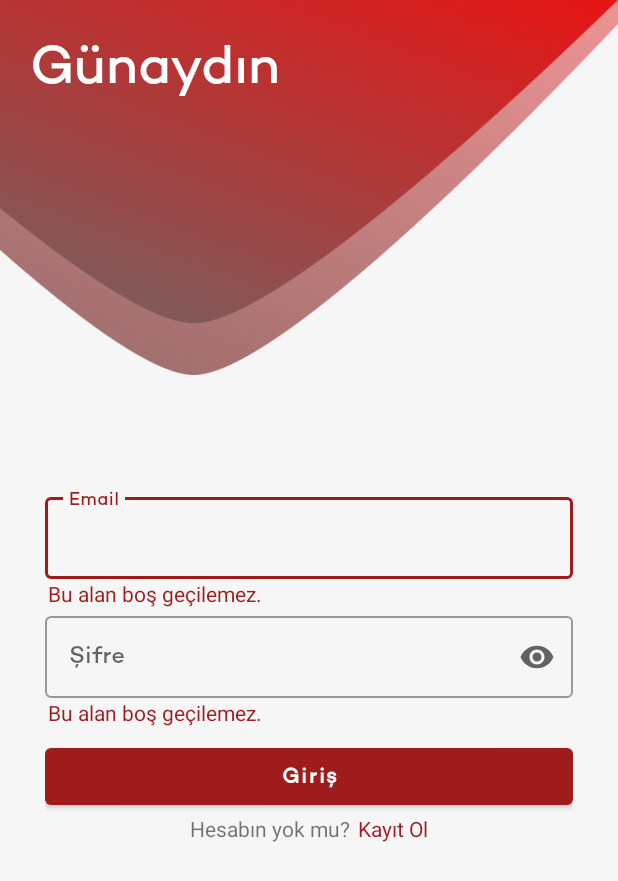
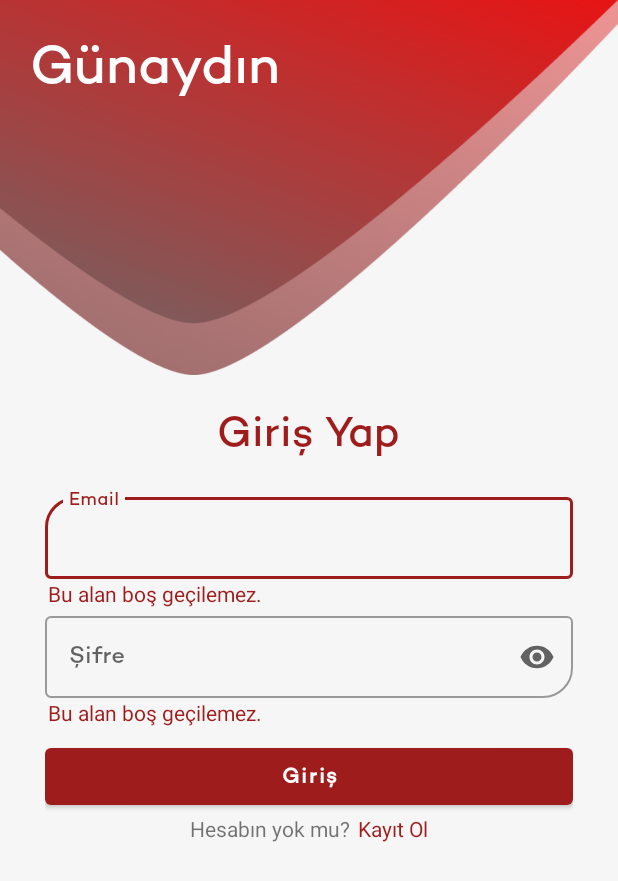
Before and after one commit to ErdiTurkay/blood-donor, an Android app: the screen it shows after launch (LoginActivity), after a tap on "Giriş", on a phone screen of 412 x 824 dp. Shown: the top 881 px of the screen. Run offline under Robolectric (Android 15) with nearby library versions, the phone set to English and light mode, and no system bars; our stand-ins replace Dagger/Hilt's generated code.

Commit message:
Login ekranında geliştirmeler yapıldı.

```diff
--- a/app/src/main/java/com/example/blooddonor/data/model/User.kt
+++ b/app/src/main/java/com/example/blooddonor/data/model/User.kt
@@ -4,7 +4,7 @@ import com.google.gson.annotations.SerializedName
 
 data class User (
         @SerializedName("location") val location : Location,
-        @SerializedName("_id") val _id : String,
+        @SerializedName("_id") val id : String,
         @SerializedName("email") val email : String,
         @SerializedName("name") val name : String,
         @SerializedName("surname") val surname : String,
--- a/app/src/main/java/com/example/blooddonor/feature/auth/LoginActivity.kt
+++ b/app/src/main/java/com/example/blooddonor/feature/auth/LoginActivity.kt
@@ -36,7 +36,7 @@ class LoginActivity : AppCompatActivity() {
 
         inputChangeListener()
 
-        binding.signInTitle.text = GreetingMessage.getTime(this)
+        binding.timeTitle.text = GreetingMessage.getTime(this)
 
         viewModel.loginResult.observe(this) {
             when (it) {
@@ -69,20 +69,20 @@ class LoginActivity : AppCompatActivity() {
         binding.run {
             txtInputEmail.doAfterTextChanged {
                 if (it?.length == 0) {
-                    emailError.visibility = View.VISIBLE
+                    errorEmail.visibility = View.VISIBLE
                     isLoginEnable = false
                 } else {
-                    emailError.visibility = View.INVISIBLE
+                    errorEmail.visibility = View.INVISIBLE
                     isLoginEnable = true
                 }
             }
 
-            txtPass.doAfterTextChanged {
+            txtInputPassword.doAfterTextChanged {
                 if (it?.length == 0) {
-                    passwordError.visibility = View.VISIBLE
+                    errorPassword.visibility = View.VISIBLE
                     isLoginEnable = false
                 } else {
-                    passwordError.visibility = View.INVISIBLE
+                    errorPassword.visibility = View.INVISIBLE
                     isLoginEnable = true
                 }
             }
@@ -102,14 +102,14 @@ class LoginActivity : AppCompatActivity() {
 
     private fun doLogin() {
         val email = binding.txtInputEmail.text.toString()
-        val password = binding.txtPass.text.toString()
+        val password = binding.txtInputPassword.text.toString()
 
         if (email.isEmpty()) {
-            binding.emailError.visibility = View.VISIBLE
+            binding.errorEmail.visibility = View.VISIBLE
         }
 
         if (password.isEmpty()) {
-            binding.passwordError.visibility = View.VISIBLE
+            binding.errorPassword.visibility = View.VISIBLE
         }
 
         if (isLoginEnable) {
--- a/app/src/main/java/com/example/blooddonor/feature/auth/LoginViewModel.kt
+++ b/app/src/main/java/com/example/blooddonor/feature/auth/LoginViewModel.kt
@@ -24,13 +24,13 @@ class LoginViewModel @Inject constructor(
             try {
                 val loginRequest = LoginRequest(email, password)
                 val response = userRepository.loginUser(loginRequest)
-                if (response?.code() == HttpURLConnection.HTTP_OK) {
+
+                if (response.code() == HttpURLConnection.HTTP_OK) {
                     loginResult.value = BaseResponse.Success(response.body())
                 } else {
-                    response?.body()?.message
-                    loginResult.value = BaseResponse.Error(response?.message())
+                    response.body()?.message
+                    loginResult.value = BaseResponse.Error(response.message())
                 }
-
             } catch (ex: Exception) {
                 loginResult.value = BaseResponse.Error(ex.message)
             }
--- a/app/src/main/java/com/example/blooddonor/feature/auth/LogoutActivity.kt
+++ b/app/src/main/java/com/example/blooddonor/feature/auth/LogoutActivity.kt
@@ -16,7 +16,7 @@ class LogoutActivity : AppCompatActivity() {
         val view = binding.root
         setContentView(view)
 
-        binding.name.text = "Hoşgeldin ${SessionManager.getString(this, "name")}"
+        binding.name.text = "Hoşgeldin ${SessionManager.getString(this, SessionManager.NAME)}"
         binding.token.text = SessionManager.getToken(this)
 
         binding.btnLogout.setOnClickListener {
--- a/app/src/main/java/com/example/blooddonor/utils/GreetingMessage.kt
+++ b/app/src/main/java/com/example/blooddonor/utils/GreetingMessage.kt
@@ -6,7 +6,8 @@ import java.util.*
 
 object GreetingMessage {
 
-    private const val NIGHT_LIMIT = 4
+    private const val NIGHT_LIMIT_1 = 4
+    private const val NIGHT_LIMIT_2 = 22
     private const val MORNING_LIMIT = 12
     private const val DAY_LIMIT = 18
 
@@ -15,7 +16,7 @@ object GreetingMessage {
         val hours = cal.get(Calendar.HOUR_OF_DAY)
 
         return context.run {
-            if (hours < NIGHT_LIMIT) {
+            if (hours < NIGHT_LIMIT_1 || hours > NIGHT_LIMIT_2) {
                 getString(R.string.good_night)
             } else if (hours < MORNING_LIMIT) {
                 getString(R.string.good_morning)
--- a/app/src/main/java/com/example/blooddonor/utils/SessionManager.kt
+++ b/app/src/main/java/com/example/blooddonor/utils/SessionManager.kt
@@ -6,20 +6,14 @@ import com.example.blooddonor.R
 
 object SessionManager {
 
-    const val JWT_TOKEN = "jwt_token"
+    private const val JWT_TOKEN = "jwt_token"
     const val NAME = "name"
     const val SURNAME = "surname"
 
-    /**
-     * Function to save auth token
-     */
     fun saveAuthToken(context: Context, token: String) {
         saveString(context, JWT_TOKEN, token)
     }
 
-    /**
-     * Function to fetch auth token
-     */
     fun getToken(context: Context): String? {
         return getString(context, JWT_TOKEN)
     }
--- a/app/src/main/res/layout/activity_login.xml
+++ b/app/src/main/res/layout/activity_login.xml
@@ -11,8 +11,8 @@
         android:id="@+id/progress"
         android:layout_width="48dp"
         android:layout_height="48dp"
+        android:layout_marginBottom="20dp"
         android:visibility="gone"
-        android:layout_marginBottom="20dp"
         app:layout_constraintBottom_toBottomOf="parent"
         app:layout_constraintEnd_toEndOf="parent"
         app:layout_constraintStart_toStartOf="parent" />
@@ -28,36 +28,49 @@
         tools:layout_editor_absoluteX="0dp" />
 
     <TextView
-        android:id="@+id/sign_in_title"
+        android:id="@+id/time_title"
         android:layout_width="wrap_content"
         android:layout_height="wrap_content"
+        android:layout_marginStart="20dp"
         android:layout_marginTop="20dp"
-        android:layout_marginLeft="20dp"
         android:fontFamily="@font/campton"
-        android:text="Giriş Yap"
+        android:textColor="@color/white"
         android:textSize="36sp"
-        android:textColor="@color/white"
         app:layout_constraintStart_toStartOf="parent"
-        app:layout_constraintTop_toTopOf="parent" />
+        app:layout_constraintTop_toTopOf="parent"
+        tools:text="İyi Akşamlar" />
 
     <androidx.constraintlayout.widget.ConstraintLayout
         android:layout_width="match_parent"
         android:layout_height="0dp"
-        app:layout_constraintTop_toBottomOf="@id/sign_in_title"
+        android:paddingHorizontal="30dp"
         app:layout_constraintBottom_toBottomOf="parent"
-        android:paddingHorizontal="30dp"
-        >
+        app:layout_constraintTop_toBottomOf="@id/header">
+
+        <TextView
+            android:id="@+id/sign_in_title"
+            android:layout_width="wrap_content"
+            android:layout_height="wrap_content"
+            android:layout_marginTop="20dp"
+            android:fontFamily="@font/campton"
+            android:text="@string/sign_in_title"
+            android:textColor="@color/purple_500"
+            android:textSize="28sp"
+            app:layout_constraintEnd_toEndOf="parent"
+            app:layout_constraintStart_toStartOf="parent"
+            app:layout_constraintTop_toTopOf="parent" />
 
         <com.google.android.material.textfield.TextInputLayout
-            android:id="@+id/txtLay_emailAdd"
+            android:id="@+id/txtLay_email"
             style="@style/Widget.MaterialComponents.TextInputLayout.OutlinedBox"
             android:layout_width="match_parent"
             android:layout_height="wrap_content"
-
+            android:layout_marginTop="20dp"
             android:hint="@string/email"
-            app:layout_constraintBottom_toTopOf="@id/txtLay_pass_signup"
+            app:boxCornerRadiusTopStart="20dp"
             app:layout_constraintEnd_toEndOf="parent"
-            app:layout_constraintStart_toStartOf="parent">
+            app:layout_constraintStart_toStartOf="parent"
+            app:layout_constraintTop_toBottomOf="@id/sign_in_title">
 
             <com.google.android.material.textfield.TextInputEditText
                 android:id="@+id/txtInput_email"
@@ -67,31 +80,30 @@
                 android:maxLength="35" />
 
             <TextView
-                android:id="@+id/email_error"
+                android:id="@+id/error_email"
                 android:layout_width="wrap_content"
                 android:layout_height="wrap_content"
+                android:layout_marginStart="2dp"
                 android:text="@string/should_not_be_empty"
-                android:layout_marginStart="2dp"
                 android:textColor="@color/purple_500"
-                android:visibility="invisible"
-                />
+                android:visibility="invisible" />
 
         </com.google.android.material.textfield.TextInputLayout>
 
         <com.google.android.material.textfield.TextInputLayout
-            android:id="@+id/txtLay_pass_signup"
+            android:id="@+id/txtLay_password"
             style="@style/Widget.MaterialComponents.TextInputLayout.OutlinedBox"
             android:layout_width="match_parent"
             android:layout_height="wrap_content"
             android:hint="@string/password"
+            app:boxCornerRadiusBottomEnd="20dp"
             app:endIconMode="password_toggle"
-            app:layout_constraintBottom_toBottomOf="parent"
             app:layout_constraintEnd_toEndOf="parent"
             app:layout_constraintStart_toStartOf="parent"
-            app:layout_constraintTop_toTopOf="parent">
+            app:layout_constraintTop_toBottomOf="@id/txtLay_email">
 
             <com.google.android.material.textfield.TextInputEditText
-                android:id="@+id/txt_pass"
+                android:id="@+id/txtInput_password"
                 android:layout_width="match_parent"
                 android:layout_height="wrap_content"
                 android:fontFamily="@font/campton"
@@ -99,14 +111,13 @@
                 android:maxLength="15" />
 
             <TextView
-                android:id="@+id/password_error"
+                android:id="@+id/error_password"
                 android:layout_width="wrap_content"
                 android:layout_height="wrap_content"
+                android:layout_marginStart="2dp"
                 android:text="@string/should_not_be_empty"
-                android:layout_marginStart="2dp"
                 android:textColor="@color/purple_500"
-                android:visibility="invisible"
-                />
+                android:visibility="invisible" />
 
         </com.google.android.material.textfield.TextInputLayout>
 
@@ -121,7 +132,7 @@
             android:textStyle="bold"
             app:layout_constraintEnd_toEndOf="parent"
             app:layout_constraintStart_toStartOf="parent"
-            app:layout_constraintTop_toBottomOf="@id/txtLay_pass_signup" />
+            app:layout_constraintTop_toBottomOf="@id/txtLay_password" />
 
         <LinearLayout
             android:layout_width="wrap_content"
@@ -135,13 +146,13 @@
                 android:layout_width="match_parent"
                 android:layout_height="wrap_content"
                 android:layout_marginEnd="5dp"
-                android:text="Hesabın yok mu?" />
+                android:text="@string/dont_you_have_an_account" />
 
             <TextView
                 android:id="@+id/btn_register"
                 android:layout_width="wrap_content"
                 android:layout_height="wrap_content"
-                android:text="Kayıt Ol"
+                android:text="@string/sign_up"
                 android:textColor="@color/purple_500" />
         </LinearLayout>
 
--- a/app/src/main/res/values/strings.xml
+++ b/app/src/main/res/values/strings.xml
@@ -11,4 +11,7 @@
     <string name="good_evening">İyi Akşamlar</string>
     <string name="good_night">İyi Geceler</string>
     <string name="good_day">İyi Günler</string>
+    <string name="sign_in_title">Giriş Yap</string>
+    <string name="dont_you_have_an_account">Hesabın yok mu?</string>
+    <string name="sign_up">Kayıt Ol</string>
 </resources>
```
